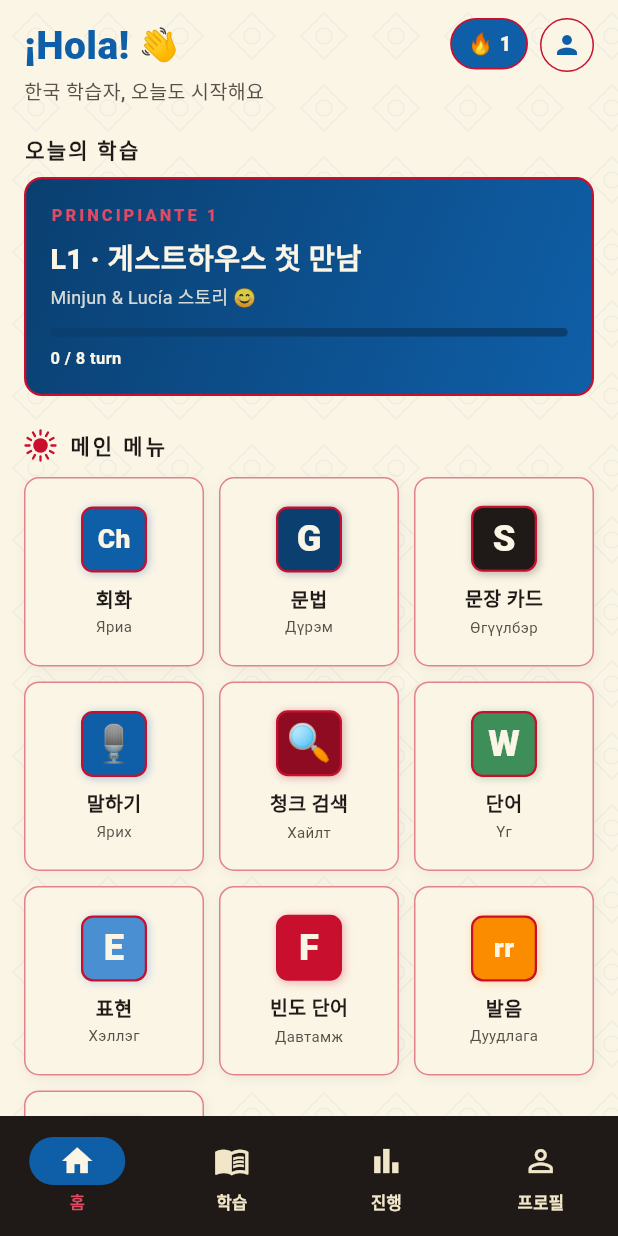
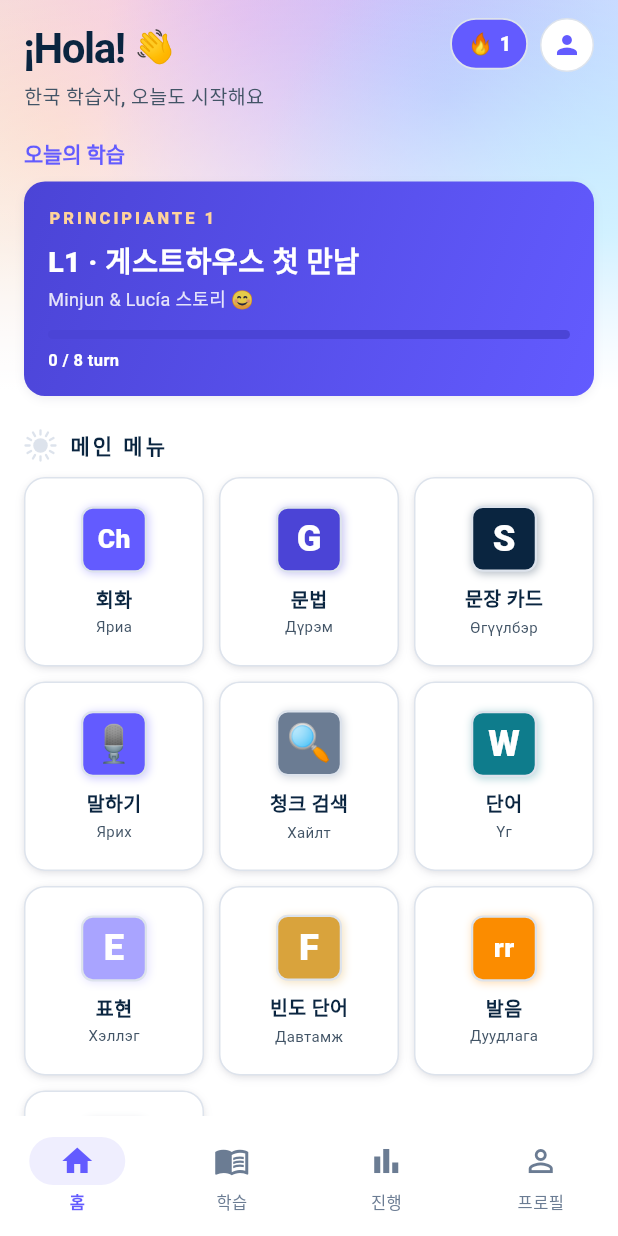
Before and after one commit to talkverselab/talkverse-mn, a Flutter app: the screen it shows after launch, on a phone screen of 412 x 824 dp. Run offline on Flutter 3.47's test engine with Material 3 defaults, Android fonts, the phone set to English and light mode, and no system bars; our stand-ins replace audioplayers, csv, drift, drift_flutter, package_info_plus, shared_preferences and 1 more; accounts and stored records are empty; generated files the repository leaves out were written again; Roboto replaces fonts that are missing (Pretendard); statements that could not run were skipped.

Commit message:
style: 앱 아이콘·화면 톤을 talkverse.uk 에 맞춤 — 메시 바탕 남색 Ө 아이콘, 흰 바탕·남색 글자·인디고 포인트
- 아이콘: ~/talkverse/branding/make_icon.py (HelveticaNeue Medium Ө) — Android 레거시·라운드·적응형, iOS AppIcon
- theme.dart: 색 이름은 유지하고 값만 사이트 토큰으로, 앱바·내비 흰 배경, 둥근 카드, 알약 버튼
- 홈 상단 무늬 → 파스텔 메시 그라데이션(MeshBackdrop), 타일 둥근 모서리·옅은 그림자
- 회화 진행 막대, 프로필 배지(DE → MN, 사이트 몽골어 카드색 #d9a33c), 빈도 단어 배지 색 조정

Co-Authored-By: Claude Opus 5.5 <noreply@anthropic.com>
Claude-Session: https://claude.ai/code/session_01SQjY6Wm5pP498cTxMv33sw

```diff
--- a/app/lib/core/theme.dart
+++ b/app/lib/core/theme.dart
@@ -1,27 +1,34 @@
 import 'package:flutter/material.dart';
 
-/// Deutschland 컬러 팔레트 — 국기 Schwarz·Rot·Gold + 석회벽 백색·올리브·청색
+/// 컬러 팔레트 — talkverse.uk 톤(2026-10-26).
+///
+/// 흰 바탕 + 남색 글자 + 인디고 포인트 하나, 그 밖의 색은 절제한다.
+/// 이름(rojo·gualda·cal…)은 옛 국기 팔레트(스페인어 템플릿)에서 온 것이라
+/// 화면 코드가 그대로 쓰고, 값만 사이트 토큰(`--ink`·`--body`·`--accent`…)에 맞췄다.
 class AppColors {
-  // 主色 — Rojo (국기 빨강)
-  static const Color rojo = Color(0xFF0F5FA8);
-  static const Color rojoDeep = Color(0xFF0A3F70);
-  static const Color rojoLight = Color(0xFF4A8FD1);
+  // 주색 — 사이트 `--accent` 인디고
+  static const Color rojo = Color(0xFF635BFF);
+  static const Color rojoDeep = Color(0xFF4B44D6); // `--accent-ink`
+  static const Color rojoLight = Color(0xFFA9A4FF);
 
-  // 副色 — Gualda (국기 노랑/금)
-  static const Color gualda = Color(0xFFC8102E);
-  static const Color gualdaBright = Color(0xFFE04A62);
-  static const Color gualdaDeep = Color(0xFF8F0B21);
+  // 옛 금색 자리 — 테두리는 사이트 `--line` 계열, 밝은 강조는 히어로 피치
+  static const Color gualda = Color(0xFFDDE3EC);
+  static const Color gualdaBright = Color(0xFFFFD39B);
+  static const Color gualdaDeep = Color(0xFF6B7C93); // `--muted`
 
-  // Tinta (잉크, 본문 텍스트)
-  static const Color tinta = Color(0xFF1F1A17);
-  static const Color tintaLight = Color(0xFF5A4F48);
+  // 글자 — `--ink` / `--body`
+  static const Color tinta = Color(0xFF0A2540);
+  static const Color tintaLight = Color(0xFF425466);
 
-  // Cal (석회 벽, 부드러운 미색 배경)
-  static const Color cal = Color(0xFFFBF5E6);
-  static const Color calDeep = Color(0xFFF1E6C8);
+  // 바탕 — 흰색 / `--soft`
+  static const Color cal = Color(0xFFFFFFFF);
+  static const Color calDeep = Color(0xFFF6F9FC);
 
-  // Oliva (보조 강조)
-  static const Color oliva = Color(0xFF3E8E5A);
+  // 보조 강조 — 차분한 청록(완료·학습됨)
+  static const Color oliva = Color(0xFF0E7C8C);
+
+  // 몽골어 카드색 — talkverse.uk 언어 카드의 `--c`
+  static const Color mongol = Color(0xFFD9A33C);
 
   // Mediterráneo (정보성 강조)
   static const Color mar = Color(0xFF1E6FA8);
@@ -48,16 +55,16 @@ class AppTheme {
       colorScheme: ColorScheme(
         brightness: Brightness.light,
         primary: AppColors.rojo,
-        onPrimary: AppColors.cal,
+        onPrimary: Colors.white,
         primaryContainer: AppColors.rojoLight,
         onPrimaryContainer: AppColors.tinta,
-        secondary: AppColors.gualda,
-        onSecondary: AppColors.tinta,
+        secondary: AppColors.tintaLight,
+        onSecondary: Colors.white,
         secondaryContainer: AppColors.gualdaBright,
         onSecondaryContainer: AppColors.tinta,
         tertiary: AppColors.oliva,
         onTertiary: AppColors.cal,
-        tertiaryContainer: const Color(0xFFD6E4B0),
+        tertiaryContainer: const Color(0xFFCDEFF2),
         onTertiaryContainer: AppColors.tinta,
         error: const Color(0xFFB00020),
         onError: Colors.white,
@@ -66,62 +73,87 @@ class AppTheme {
         surfaceContainerHighest: AppColors.calDeep,
         onSurfaceVariant: AppColors.tintaLight,
         outline: AppColors.gualdaDeep,
-        outlineVariant: const Color(0xFFDCCDA4),
+        outlineVariant: AppColors.gualda,
       ),
       scaffoldBackgroundColor: AppColors.cal,
       fontFamily: 'Pretendard',
     );
 
     return base.copyWith(
+      textTheme: base.textTheme.apply(
+        bodyColor: AppColors.tintaLight,
+        displayColor: AppColors.tinta,
+      ),
       appBarTheme: const AppBarTheme(
         centerTitle: true,
         elevation: 0,
-        backgroundColor: AppColors.rojo,
-        foregroundColor: AppColors.cal,
+        scrolledUnderElevation: 0,
+        backgroundColor: AppColors.cal,
+        surfaceTintColor: Colors.transparent,
+        foregroundColor: AppColors.tinta,
+        shape: Border(bottom: BorderSide(color: AppColors.gualda, width: 1)),
         titleTextStyle: TextStyle(
-          color: AppColors.cal,
-          fontSize: 18,
-          fontWeight: FontWeight.w700,
-          letterSpacing: 1.2,
+          color: AppColors.tinta,
+          fontSize: 17,
+          fontWeight: FontWeight.w600,
+          letterSpacing: -0.3,
         ),
       ),
       cardTheme: CardThemeData(
         elevation: 0,
         color: AppColors.cal,
+        shadowColor: const Color(0x1A32325D),
         shape: RoundedRectangleBorder(
-          borderRadius: BorderRadius.circular(8),
-          side: const BorderSide(color: AppColors.gualda, width: 0.8),
+          borderRadius: BorderRadius.circular(14),
+          side: const BorderSide(color: AppColors.gualda, width: 1),
         ),
       ),
       navigationBarTheme: NavigationBarThemeData(
-        backgroundColor: AppColors.tinta,
-        indicatorColor: AppColors.rojo,
+        backgroundColor: AppColors.cal,
+        surfaceTintColor: Colors.transparent,
+        indicatorColor: const Color(0xFFEFEEFE),
         labelTextStyle: WidgetStateProperty.resolveWith((states) {
           final selected = states.contains(WidgetState.selected);
           return TextStyle(
-            color: selected ? AppColors.gualdaBright : AppColors.calDeep,
+            color: selected ? AppColors.rojo : AppColors.gualdaDeep,
             fontSize: 11,
-            fontWeight: FontWeight.w600,
+            fontWeight: selected ? FontWeight.w600 : FontWeight.w500,
           );
         }),
         iconTheme: WidgetStateProperty.resolveWith((states) {
           final selected = states.contains(WidgetState.selected);
           return IconThemeData(
-            color: selected ? AppColors.cal : AppColors.calDeep,
+            color: selected ? AppColors.rojo : AppColors.gualdaDeep,
             size: 24,
           );
         }),
+      ),
+      filledButtonTheme: FilledButtonThemeData(
+        style: FilledButton.styleFrom(
+          backgroundColor: AppColors.tinta,
+          foregroundColor: Colors.white,
+          shape: const StadiumBorder(),
+          textStyle: const TextStyle(fontWeight: FontWeight.w600),
+        ),
+      ),
+      outlinedButtonTheme: OutlinedButtonThemeData(
+        style: OutlinedButton.styleFrom(
+          foregroundColor: AppColors.tinta,
+          side: const BorderSide(color: AppColors.gualda),
+          shape: const StadiumBorder(),
+        ),
       ),
       chipTheme: ChipThemeData(
         backgroundColor: AppColors.calDeep,
         labelStyle: const TextStyle(color: AppColors.tinta, fontWeight: FontWeight.w600),
         side: const BorderSide(color: AppColors.gualda),
+        shape: const StadiumBorder(),
         selectedColor: AppColors.rojo,
         secondaryLabelStyle: const TextStyle(color: AppColors.cal),
       ),
       dividerTheme: const DividerThemeData(
         color: AppColors.gualda,
-        thickness: 0.5,
+        thickness: 1,
       ),
       listTileTheme: const ListTileThemeData(
         iconColor: AppColors.rojo,
--- a/app/lib/screens/episode_screen.dart
+++ b/app/lib/screens/episode_screen.dart
@@ -183,8 +183,8 @@ class _EpisodeScreenState extends State<EpisodeScreen> {
           preferredSize: const Size.fromHeight(4),
           child: LinearProgressIndicator(
             value: total == 0 ? 0 : done / total,
-            backgroundColor: AppColors.rojoDeep,
-            color: AppColors.gualda,
+            backgroundColor: AppColors.calDeep,
+            color: AppColors.rojo,
             minHeight: 4,
           ),
         ),
--- a/app/lib/screens/main_screen.dart
+++ b/app/lib/screens/main_screen.dart
@@ -62,7 +62,7 @@ class HomeScreen extends StatelessWidget {
       backgroundColor: AppColors.cal,
       body: Stack(
         children: [
-          const Positioned.fill(child: AzulejoPattern(opacity: 0.06)),
+          const Positioned(top: 0, left: 0, right: 0, height: 260, child: MeshBackdrop()),
           SafeArea(
             child: ListView(
               padding: const EdgeInsets.symmetric(horizontal: 16, vertical: 12),
@@ -79,9 +79,10 @@ class HomeScreen extends StatelessWidget {
                               Text(
                                 '¡Hola!',
                                 style: TextStyle(
-                                  fontSize: 26,
-                                  fontWeight: FontWeight.w900,
-                                  color: AppColors.rojo,
+                                  fontSize: 28,
+                                  fontWeight: FontWeight.w700,
+                                  color: AppColors.tinta,
+                                  letterSpacing: -1,
                                 ),
                               ),
                               SizedBox(width: 6),
@@ -119,9 +120,9 @@ class HomeScreen extends StatelessWidget {
                   tr('오늘의 학습'),
                   style: TextStyle(
                     fontSize: 14,
-                    fontWeight: FontWeight.w800,
-                    color: AppColors.tinta,
-                    letterSpacing: 1.5,
+                    fontWeight: FontWeight.w600,
+                    color: AppColors.rojo,
+                    letterSpacing: -0.1,
                   ),
                 ),
                 const SizedBox(height: 8),
@@ -233,8 +234,10 @@ class _TodayMissionState extends State<_TodayMission> {
             begin: Alignment.topLeft,
             end: Alignment.bottomRight,
           ),
-          borderRadius: BorderRadius.circular(12),
-          border: Border.all(color: AppColors.gualda, width: 1.5),
+          borderRadius: BorderRadius.circular(14),
+          boxShadow: const [
+            BoxShadow(color: Color(0x1A32325D), blurRadius: 5, offset: Offset(0, 2), spreadRadius: -1),
+          ],
         ),
         child: Column(
           crossAxisAlignment: CrossAxisAlignment.start,
@@ -269,7 +272,7 @@ class _TodayMissionState extends State<_TodayMission> {
                 value: ratio,
                 minHeight: 6,
                 backgroundColor: AppColors.rojoDeep,
-                color: AppColors.gualda,
+                color: AppColors.gualdaBright,
               ),
             ),
             const SizedBox(height: 6),
@@ -304,7 +307,7 @@ class _MenuGrid extends StatelessWidget {
         builder: (_) => TopicVocabScreen(
             title: tr('주제별 표현'),
             asset: 'assets/data/vocab/travel_expressions.json')),
-      _MenuItem(label: tr('빈도 단어'), sub: 'Давтамж', badge: 'F', color: AppColors.gualda,
+      _MenuItem(label: tr('빈도 단어'), sub: 'Давтамж', badge: 'F', color: AppColors.mongol,
         builder: (_) => const WordFreqScreen()),
       _MenuItem(label: tr('발음'), sub: 'Дуудлага', badge: 'rr', color: AppColors.er,
         builder: (_) => _ComingSoon(title: tr('발음 (rr · ñ · 강세)'))),
@@ -350,18 +353,15 @@ class _MenuTile extends StatelessWidget {
   Widget build(BuildContext context) {
     return InkWell(
       onTap: () => Navigator.push(context, MaterialPageRoute(builder: item.builder)),
-      borderRadius: BorderRadius.circular(10),
+      borderRadius: BorderRadius.circular(14),
       child: Container(
         decoration: BoxDecoration(
           color: AppColors.cal,
-          borderRadius: BorderRadius.circular(10),
-          border: Border.all(color: AppColors.gualda.withValues(alpha: 0.5)),
-          boxShadow: [
-            BoxShadow(
-              color: AppColors.tinta.withValues(alpha: 0.06),
-              blurRadius: 6,
-              offset: const Offset(1, 2),
-            ),
+          borderRadius: BorderRadius.circular(14),
+          border: Border.all(color: AppColors.gualda),
+          boxShadow: const [
+            BoxShadow(color: Color(0x1A32325D), blurRadius: 5, offset: Offset(0, 2), spreadRadius: -1),
+            BoxShadow(color: Color(0x14000000), blurRadius: 3, offset: Offset(0, 1), spreadRadius: -1),
           ],
         ),
         child: Padding(
@@ -375,7 +375,7 @@ class _MenuTile extends StatelessWidget {
                 item.label,
                 style: const TextStyle(
                   fontSize: 13,
-                  fontWeight: FontWeight.w800,
+                  fontWeight: FontWeight.w600,
                   color: AppColors.tinta,
                 ),
               ),
--- a/app/lib/screens/profile_screen.dart
+++ b/app/lib/screens/profile_screen.dart
@@ -30,7 +30,7 @@ class ProfileScreen extends StatelessWidget {
             ),
             child: Row(
               children: [
-                const TileBadge(text: 'DE', size: 60, color: AppColors.tinta),
+                const TileBadge(text: 'MN', size: 60, color: AppColors.mongol),
                 SizedBox(width: 14),
                 Expanded(
                   child: Column(
--- a/app/lib/widgets/spanish_decor.dart
+++ b/app/lib/widgets/spanish_decor.dart
@@ -227,3 +227,48 @@ class _SolPainter extends CustomPainter {
   @override
   bool shouldRepaint(covariant _SolPainter old) => old.color != color;
 }
+
+/// 파스텔 메시 그라데이션 — talkverse.uk 히어로 배경을 옮긴 것. 홈 상단에만 쓴다.
+class MeshBackdrop extends StatelessWidget {
+  const MeshBackdrop({super.key});
+
+  static const _blobs = <(Alignment, Color)>[
+    (Alignment(-0.8, -0.3), Color(0xFFFFD39B)),
+    (Alignment(-0.2, -0.9), Color(0xFFF5B8E6)),
+    (Alignment(0.45, -0.5), Color(0xFFA9A4FF)),
+    (Alignment(0.95, 0.2), Color(0xFF8FE3FF)),
+  ];
+
+  @override
+  Widget build(BuildContext context) {
+    return IgnorePointer(
+      child: Stack(
+        fit: StackFit.expand,
+        children: [
+          const ColoredBox(color: Color(0xFFECEAFF)),
+          for (final (align, color) in _blobs)
+            DecoratedBox(
+              decoration: BoxDecoration(
+                gradient: RadialGradient(
+                  center: align,
+                  radius: 0.9,
+                  colors: [color.withValues(alpha: 0.85), color.withValues(alpha: 0)],
+                ),
+              ),
+            ),
+          // 아래로 갈수록 흰 바탕에 녹아들게
+          const DecoratedBox(
+            decoration: BoxDecoration(
+              gradient: LinearGradient(
+                begin: Alignment.topCenter,
+                end: Alignment.bottomCenter,
+                colors: [Color(0x26FFFFFF), Color(0x8CFFFFFF), Colors.white],
+                stops: [0, 0.6, 1],
+              ),
+            ),
+          ),
+        ],
+      ),
+    );
+  }
+}
```
Also changed, not shown: 37 other files.
